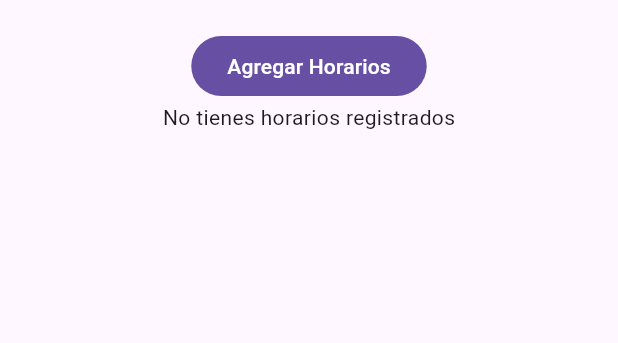
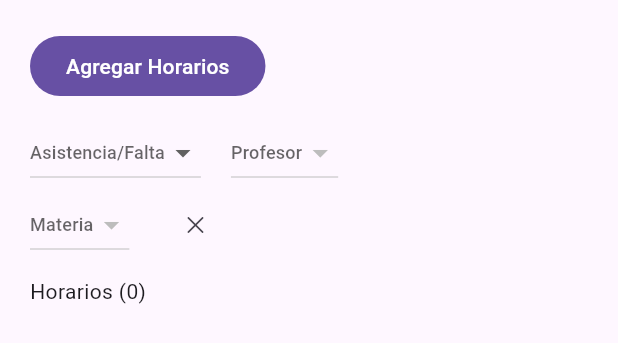
Before and after one commit to rojasaguilar/u3_p2_checador_asistencia, a Flutter app: the Horarios widget shown alone on an empty page, opened directly, on a phone screen of 412 x 824 dp. Shown: the top 343 px of the screen. Run offline on Flutter 3.47's test engine with Material 3 defaults, Android fonts, the phone set to English and light mode, and no system bars; our stand-ins replace sqflite; accounts and stored records are empty.

Commit message:
vista de horarios ya con filtro
# Conflicts:
#	lib/pages/horarios.dart

```diff
--- a/lib/controllers/controllerHorario.dart
+++ b/lib/controllers/controllerHorario.dart
@@ -37,18 +37,41 @@ class ControllerHorario {
     return data;
   }
 
-  Future<List<Map<String, dynamic>>> filtrarHorario(List<dynamic> filtros) async {
+  Future<List<Map<String, dynamic>>> filtrarHorario({
+    int? asistencia,
+    String? nombreProfe,
+    String? materia
+}
+  ) async {
     final db = await _bd.conectarDB();
 
-    final data = await db.rawQuery('''
-  SELECT h.NHORARIO, h.HORA, h.EDIFICIO, h.NMAT, h.SALON, p.NOMBRE, a.ASISTENCIA
+    String query = '''
+SELECT h.NHORARIO, h.HORA, h.EDIFICIO, h.NMAT, h.SALON, p.NOMBRE, a.ASISTENCIA
   FROM HORARIO h
   INNER JOIN PROFESOR p ON (p.NPROFESOR = h.NPROFESOR)
   INNER JOIN ASISTENCIA a ON (a.NHORARIO = h.NHORARIO)
-  WHERE (a.ASISTENCIA = ?)
-    AND (p.NOMBRE = ? )
-    AND (h.NMAT = ?)
-''', filtros);
+  WHERE 1 = 1
+''';
+
+    final args = <dynamic>[];
+
+    if(asistencia != null){
+      query += ' AND a.ASISTENCIA = ?';
+      args.add(asistencia);
+    }
+
+    if(nombreProfe != null){
+      query += ' AND p.NOMBRE = ?';
+      args.add(nombreProfe);
+    }
+
+    if(materia != null){
+      query += ' AND h.NMAT = ?';
+      args.add(materia);
+    }
+    print("Query: ${query}");
+
+    final data = await db.rawQuery(query,args);
 
     return data;
   }
--- a/lib/pages/horarios.dart
+++ b/lib/pages/horarios.dart
@@ -2,7 +2,8 @@ import 'package:flutter/cupertino.dart';
 import 'package:flutter/material.dart';
 import 'package:u3_p2_checador_asistencia/components/horarioCard.dart';
 import 'package:u3_p2_checador_asistencia/controllers/controllerHorario.dart';
-import 'package:u3_p2_checador_asistencia/pages/PageHorario.dart';
+import 'package:u3_p2_checador_asistencia/controllers/controllerMateria.dart';
+import 'package:u3_p2_checador_asistencia/controllers/controllerProfesor.dart';
 import 'package:u3_p2_checador_asistencia/pages/addHorario.dart';
 
 class Horarios extends StatefulWidget {
@@ -15,59 +16,73 @@ class Horarios extends StatefulWidget {
 class _HorariosState extends State<Horarios> {
   List<Map<String, dynamic>> horarios = [];
 
-  ControllerHorario controllerHorario = ControllerHorario();
+  List<String> materias = [];
+  List<String> profesores = [];
+
+  int? asistencia;
+  String? profesor;
+  String? materia;
+
+  final controllerHorario = ControllerHorario();
+  final controllerProfesor = ControllerProfesor();
+  final controllerMateria = ControllerMateria();
+
   @override
   void initState() {
-    // TODO: implement initState
     super.initState();
-    actualizarHorarios();
+    _initData();
+  }
+
+  Future<void> _initData() async {
+    await Future.wait([
+      _obtenerProfesores(),
+      _obtenerMaterias(),
+      actualizarHorarios(),
+    ]);
   }
 
   @override
   Widget build(BuildContext context) {
     return Padding(
-      padding: EdgeInsets.all(20),
+      padding: const EdgeInsets.all(20),
       child: Column(
+        crossAxisAlignment: CrossAxisAlignment.start,
         children: [
           FilledButton(
             onPressed: () {
               Navigator.push(
                 context,
                 MaterialPageRoute(
-                  builder: (BuildContext co) {
-                    return Addhorario(
-                      onAdd: () {
-                        actualizarHorarios();
-                      },
-                    );
-                  },
+                  builder: (_) => Addhorario(onAdd: actualizarHorarios),
                 ),
               );
             },
-            child: Text("Agregar Horarios"),
+            child: const Text("Agregar Horarios"),
           ),
 
-          horarios.isEmpty
-              ? Center(child: Text("No tienes horarios registrados"))
-              //LISTA DE HORARIOS
-              : Expanded(
-                  child: Column(
-                    crossAxisAlignment: CrossAxisAlignment.start,
-                    children: [
+          const SizedBox(height: 10),
+
+          /// ---- FILTROS ----
+          _buildFiltros(),
+
+          const SizedBox(height: 10),
+
           Text("Horarios (${horarios.length})"),
+
+          const SizedBox(height: 10),
+
+          /// ---- LISTA ----
           Expanded(
             child: ListView(
-                          padding: EdgeInsets.symmetric(vertical: 10),
+              padding: const EdgeInsets.symmetric(vertical: 10),
               children: horarios
                   .map(
-                                (horario) => Horariocard(onUpdate: (){
-                                  actualizarHorarios();
-                                }, horario: horario)
+                    (horario) => Horariocard(
+                      horario: horario,
+                      onUpdate: actualizarHorarios,
+                    ),
                   )
                   .toList(),
-                        ),
-                      ),
-                    ],
             ),
           ),
         ],
@@ -75,15 +90,118 @@ class _HorariosState extends State<Horarios> {
     );
   }
 
-  void actualizarHorarios() async {
-    final data = await controllerHorario.obtenerHorarios();
-
+  //  FILTROS REUTILIZABLES
+  Widget _buildFiltros() {
+    return Column(
+      children: [
+        Row(
+          children: [
+            _dropdownAsistencia(),
+            const SizedBox(width: 20),
+            _dropdownTexto(
+              label: "Profesor",
+              value: profesor,
+              lista: profesores,
+              onChange: (v) => profesor = v,
+            ),
+          ],
+        ),
+        Row(
+          children: [
+            _dropdownTexto(
+              label: "Materia",
+              value: materia,
+              lista: materias,
+              onChange: (v) => materia = v,
+            ),
+            const SizedBox(width: 20),
+            IconButton(
+              onPressed: () {
                 setState(() {
-      horarios = data;
+                  asistencia = null;
+                  profesor = null;
+                  materia = null;
                 });
+                actualizarHorarios();
+              },
+              icon: const Icon(CupertinoIcons.xmark, size: 16),
+            ),
+          ],
+        ),
+      ],
+    );
   }
 
-  String _parseAsistencia(int asistencia) {
-    return asistencia == 1 ? "ASISTENCIA" : 'FALTA';
+  // Dropdown: Asistencia/Falta
+  Widget _dropdownAsistencia() {
+    return DropdownButton<int>(
+      hint: const Text("Asistencia/Falta", style: TextStyle(fontSize: 12)),
+      value: asistencia,
+      items: const [
+        DropdownMenuItem(
+          value: 1,
+          child: Text("ASISTENCIA", style: TextStyle(fontSize: 11)),
+        ),
+        DropdownMenuItem(
+          value: 0,
+          child: Text("FALTA", style: TextStyle(fontSize: 11)),
+        ),
+      ],
+      onChanged: (v) {
+        setState(() => asistencia = v);
+        _filtrar();
+      },
+    );
+  }
+
+  // Dropdown general para texto
+  Widget _dropdownTexto({
+    required String label,
+    required String? value,
+    required List<String> lista,
+    required Function(String?) onChange,
+  }) {
+    return DropdownButton<String>(
+      hint: Text(label, style: const TextStyle(fontSize: 12)),
+      value: value,
+      items: lista
+          .map(
+            (item) => DropdownMenuItem(
+              value: item,
+              child: Text(item, style: const TextStyle(fontSize: 11)),
+            ),
+          )
+          .toList(),
+      onChanged: (v) {
+        setState(() => onChange(v));
+        _filtrar();
+      },
+    );
+  }
+
+  Future<void> actualizarHorarios() async {
+    final data = await controllerHorario.obtenerHorarios();
+    setState(() => horarios = data);
+  }
+
+  Future<void> _obtenerProfesores() async {
+    final data = await controllerProfesor.obtenerProfesores();
+    profesores = data.map((p) => p.NOMBRE).toList();
+    setState(() {});
+  }
+
+  Future<void> _obtenerMaterias() async {
+    final data = await controllerMateria.obtenerMaterias();
+    materias = data.map((m) => m.NMAT).toList();
+    setState(() {});
+  }
+
+  Future<void> _filtrar() async {
+    final data = await controllerHorario.filtrarHorario(
+      asistencia: asistencia,
+      nombreProfe: profesor,
+      materia: materia,
+    );
+    setState(() => horarios = data);
   }
 }
```
Lines whose indentation alone changed are shown as unchanged.
